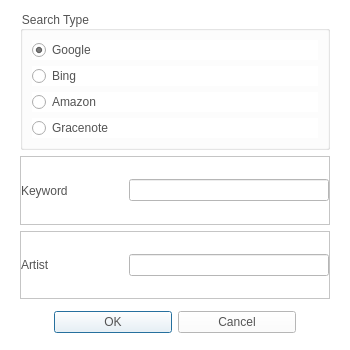
fsest4u/CaX_03, file CaX/dialog/searchcoverartdialog.ui: the form before one commit.
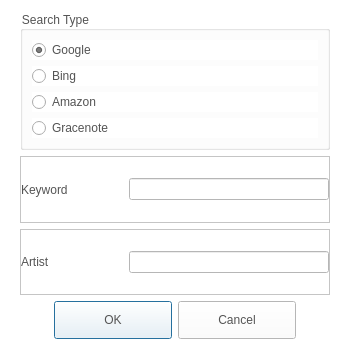
The form after the commit. Icons and pictures are not drawn.

```diff
--- a/CaX/dialog/searchcoverartdialog.ui
+++ b/CaX/dialog/searchcoverartdialog.ui
@@ -68,15 +68,16 @@
      <property name="minimumSize">
       <size>
        <width>0</width>
-       <height>34</height>
+       <height>0</height>
       </size>
      </property>
      <property name="styleSheet">
       <string notr="true">QPushButton
 {
-  border-image: url(&quot;:/resource/audiocd-popup-btn110-ok-n.png&quot;);
-width: 110px;
-color: rgb(84, 84, 84)
+	border-image: url(&quot;:/resource/audiocd-popup-btn110-ok-n.png&quot;);
+	width: 110px;
+	height: 30px;
+	color: rgb(84, 84, 84)
 }
 
 QPushButton:hover
```
Left out of the diff: 7 changed lines with no effect on the pictures.
